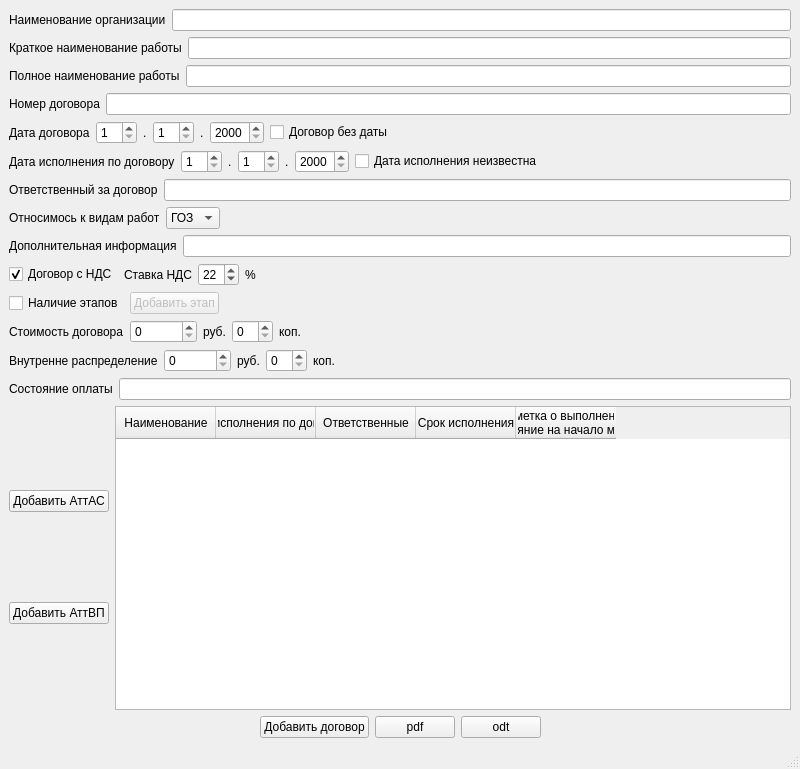
This is prilogenie/mainwindow.ui in parlamentyor/auto_correct_plan as Qt 5 draws it before an edit. The edited form follows.
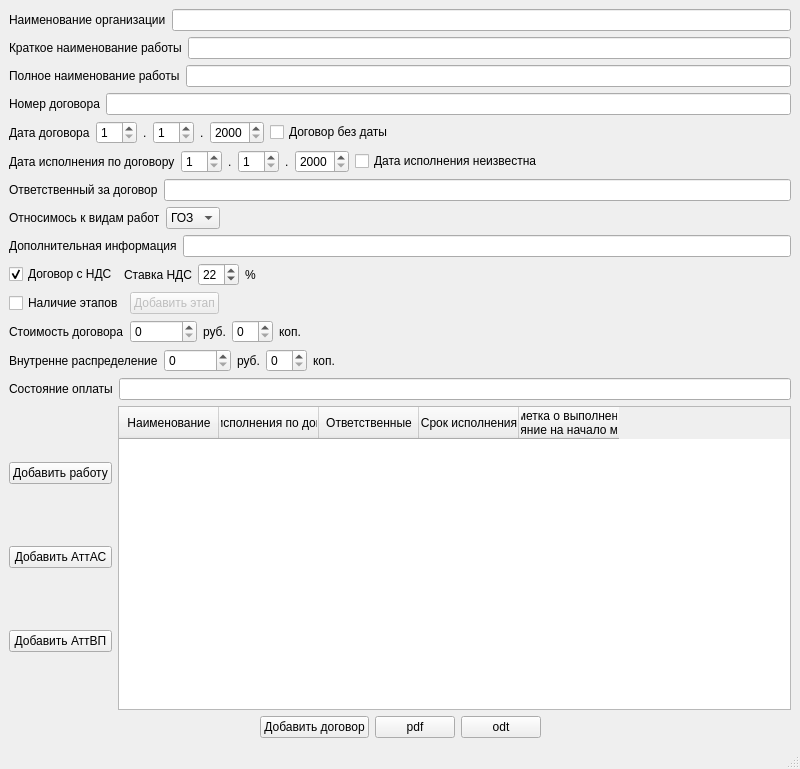
This is the edited form.

What changed in the file:
```diff
--- a/prilogenie/mainwindow.ui
+++ b/prilogenie/mainwindow.ui
@@ -565,6 +565,13 @@
      <layout class="QGridLayout" name="gridLayout">
       <item row="0" column="0">
        <layout class="QVBoxLayout" name="verticalLayout">
+        <item>
+         <widget class="QPushButton" name="pb_add_work">
+          <property name="text">
+           <string>Добавить работу</string>
+          </property>
+         </widget>
+        </item>
         <item>
          <widget class="QPushButton" name="pb_add_work_att_as">
           <property name="text">
```
